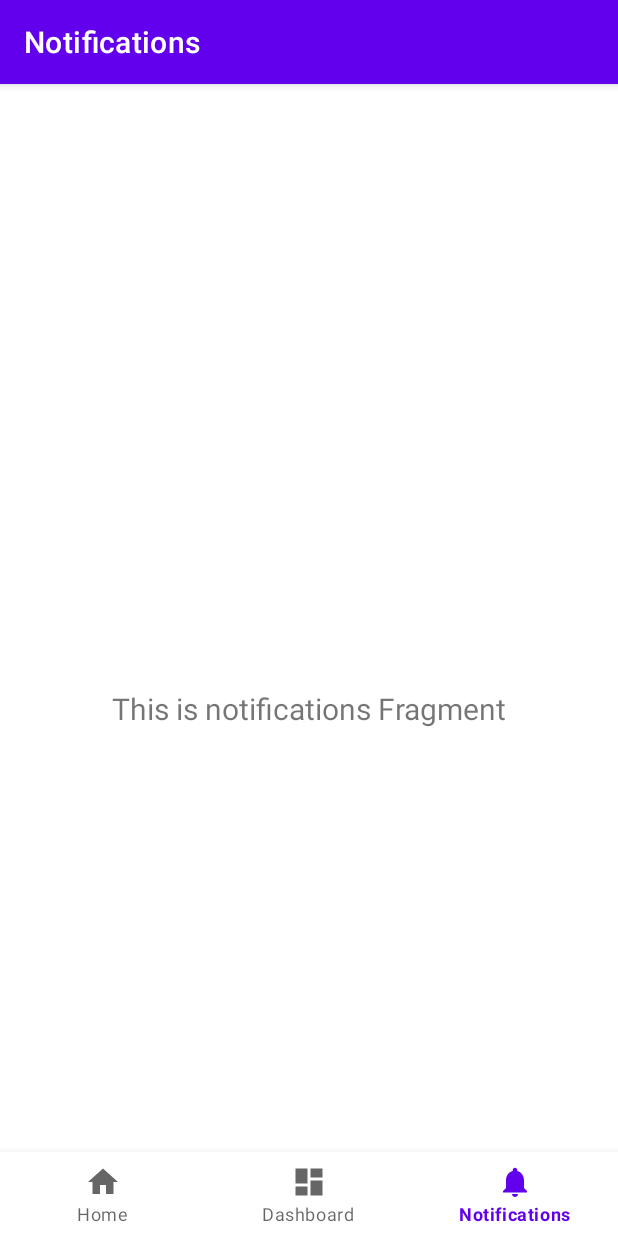
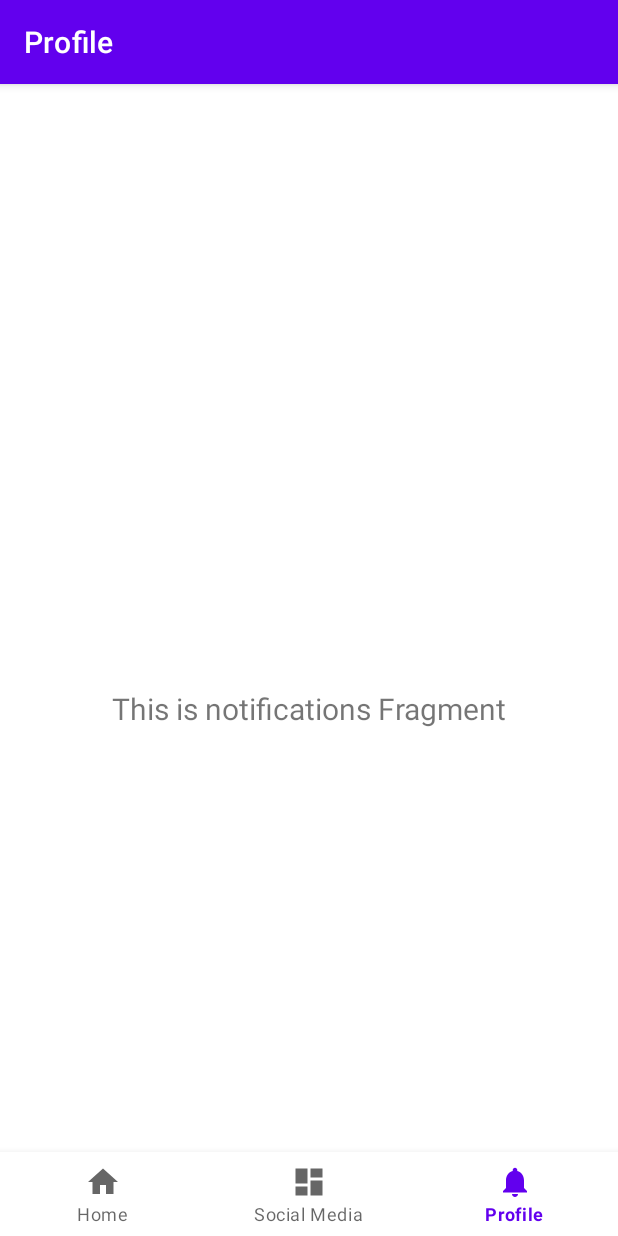
Before and after one commit to Feng030126/North_Kite, an Android app: the screen it shows after launch (MainActivity), item 3 of the bottom bar chosen, on a phone screen of 412 x 824 dp. Run offline under Robolectric (Android 15) with nearby library versions, the phone set to English and light mode, and no system bars; our stand-ins replace navigation-ui.

Commit message:
Changed nav bar name

```diff
--- a/app/src/main/java/com/rst2g1/northkite/MainActivity.kt
+++ b/app/src/main/java/com/rst2g1/northkite/MainActivity.kt
@@ -26,7 +26,7 @@ class MainActivity : AppCompatActivity() {
         // menu should be considered as top level destinations.
         val appBarConfiguration = AppBarConfiguration(
             setOf(
-                R.id.navigation_home, R.id.navigation_dashboard, R.id.navigation_notifications
+                R.id.navigation_home, R.id.navigation_smedia, R.id.navigation_profile
             )
         )
         setupActionBarWithNavController(navController, appBarConfiguration)
--- a/app/src/main/res/menu/bottom_nav_menu.xml
+++ b/app/src/main/res/menu/bottom_nav_menu.xml
@@ -7,13 +7,12 @@
         android:title="@string/title_home" />
 
     <item
-        android:id="@+id/navigation_dashboard"
+        android:id="@+id/navigation_smedia"
         android:icon="@drawable/ic_dashboard_black_24dp"
-        android:title="@string/title_dashboard" />
-
+        android:title="@string/title_smedia" />
     <item
-        android:id="@+id/navigation_notifications"
+        android:id="@+id/navigation_profile"
         android:icon="@drawable/ic_notifications_black_24dp"
-        android:title="@string/title_notifications" />
+        android:title="@string/title_profile" />
 
 </menu>
--- a/app/src/main/res/navigation/mobile_navigation.xml
+++ b/app/src/main/res/navigation/mobile_navigation.xml
@@ -12,14 +12,14 @@
         tools:layout="@layout/fragment_home" />
 
     <fragment
-        android:id="@+id/navigation_dashboard"
+        android:id="@+id/navigation_smedia"
         android:name="com.rst2g1.northkite.ui.dashboard.DashboardFragment"
-        android:label="@string/title_dashboard"
+        android:label="@string/title_smedia"
         tools:layout="@layout/fragment_dashboard" />
 
     <fragment
-        android:id="@+id/navigation_notifications"
+        android:id="@+id/navigation_profile"
         android:name="com.rst2g1.northkite.ui.notifications.NotificationsFragment"
-        android:label="@string/title_notifications"
+        android:label="@string/title_profile"
         tools:layout="@layout/fragment_notifications" />
 </navigation>
--- a/app/src/main/res/values/strings.xml
+++ b/app/src/main/res/values/strings.xml
@@ -1,6 +1,6 @@
 <resources>
     <string name="app_name">North Kite</string>
     <string name="title_home">Home</string>
-    <string name="title_dashboard">Dashboard</string>
-    <string name="title_notifications">Notifications</string>
+    <string name="title_smedia">Social Media</string>
+    <string name="title_profile">Profile</string>
 </resources>
```
